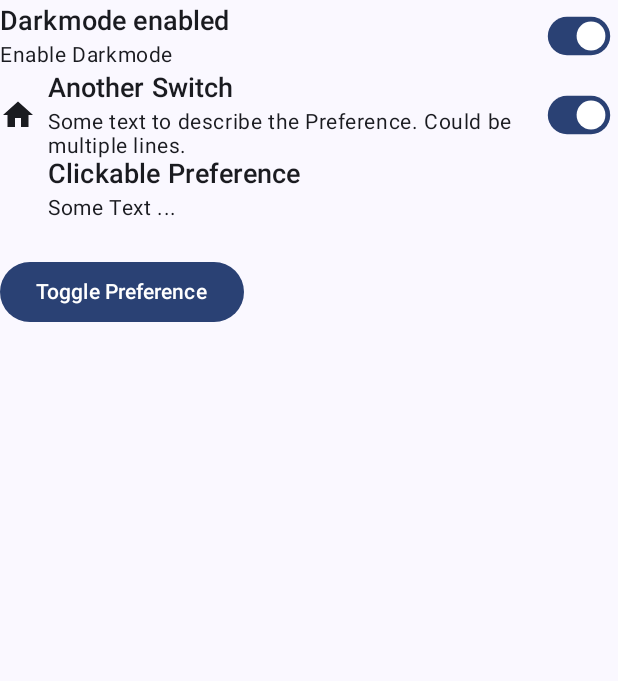
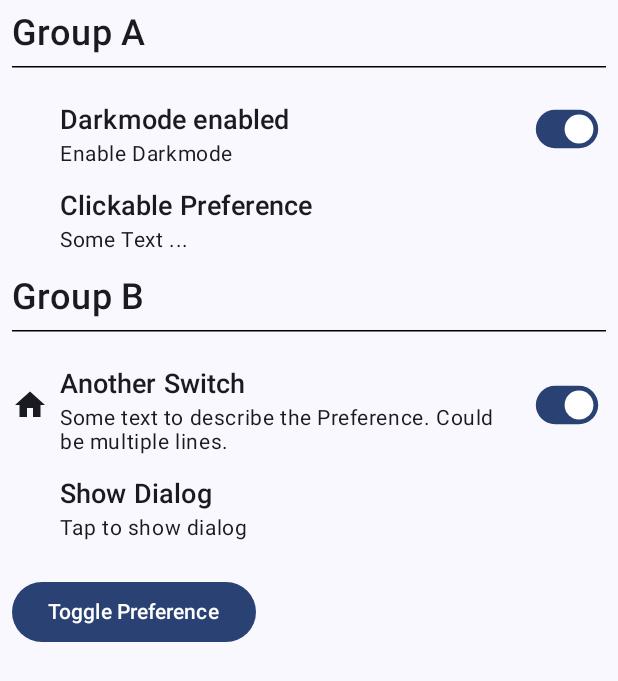
Before and after one commit to VictorRotha/ComposePreferences, an Android app built with Jetpack Compose: the screen it shows after launch (MainActivity), on a phone screen of 412 x 824 dp. Shown: the top 681 px of the screen. Run offline under Robolectric (Android 15) with nearby library versions, the phone set to English and light mode, and no system bars.

Commit message:
DialogTextPreference

```diff
--- a/app/src/main/java/de/victor/composepreferences/preferences/Preference.kt
+++ b/app/src/main/java/de/victor/composepreferences/preferences/Preference.kt
@@ -7,6 +7,7 @@ import androidx.compose.ui.Modifier
 import androidx.datastore.preferences.core.Preferences
 import androidx.datastore.preferences.core.booleanPreferencesKey
 import de.victor.composepreferences.preferences.data.PreferenceData
+import de.victor.composepreferences.preferences.widgets.DialogTextPreferenceWidget
 import de.victor.composepreferences.preferences.widgets.SwitchPreferenceWidget
 import de.victor.composepreferences.preferences.widgets.TextPreferenceWidget
 import kotlinx.coroutines.launch
@@ -29,6 +30,14 @@ fun Preference(
             )
         }
 
+        is PreferenceData.DialogTextPreference -> {
+            DialogTextPreferenceWidget(
+                modifier = modifier,
+                data = data
+            )
+
+        }
+
         is PreferenceData.SwitchPreference -> {
             val key = booleanPreferencesKey(data.key)
             SwitchPreferenceWidget(
@@ -40,6 +49,7 @@ fun Preference(
 
         }
 
+
     }
 
 }
--- a/app/src/main/java/de/victor/composepreferences/preferences/PreferenceGroup.kt
+++ b/app/src/main/java/de/victor/composepreferences/preferences/PreferenceGroup.kt
@@ -66,7 +66,7 @@ fun PreferenceGroup(
                 )
 
                HorizontalDivider(
-                    modifier = Modifier.padding(bottom = 16.dp, top = 8.dp),
+                    modifier = Modifier.padding(bottom = 8.dp, top = 8.dp),
                     thickness = 1.dp,
                     color = Color.Black
                 )
@@ -77,6 +77,7 @@ fun PreferenceGroup(
         for (data in preferenceData) {
 
             Preference(
+                modifier = Modifier.padding(top = 8.dp),
                 data = data,
                 preferences = preferences,
                 dataStoreManager = dataStoreManager
--- a/app/src/main/java/de/victor/composepreferences/preferences/PreferenceScreen.kt
+++ b/app/src/main/java/de/victor/composepreferences/preferences/PreferenceScreen.kt
@@ -6,6 +6,7 @@ import androidx.compose.foundation.layout.Column
 import androidx.compose.foundation.layout.Spacer
 import androidx.compose.foundation.layout.fillMaxSize
 import androidx.compose.foundation.layout.height
+import androidx.compose.foundation.layout.padding
 import androidx.compose.material.icons.Icons
 import androidx.compose.material.icons.filled.Home
 import androidx.compose.material3.Button
@@ -41,24 +42,45 @@ fun PreferenceScreen(
 
     val prefs by dataStoreManager.preferenceFlow.collectAsState(null)
 
-    Column(modifier = modifier.fillMaxSize()) {
+    Column(modifier = modifier
+        .fillMaxSize()
+        .padding(8.dp)) {
 
-        Preference(
-            data = PreferenceData.SwitchPreference(
+        PreferenceGroup(
+            title = "Group A",
+            preferences = prefs,
+            dataStoreManager = dataStoreManager,
+            preferenceData = listOf(
+                PreferenceData.SwitchPreference(
                     commons = PreferenceData.Commons(
                         title = "Darkmode enabled",
                         summary = "Enable Darkmode",
+                        iconSpaceReserved = true
 
                     ),
                     key = KEY_ONE,
                     default = true,
                 ),
-            preferences = prefs,
-            dataStoreManager = dataStoreManager
+                PreferenceData.TextPreference(
+                    commons = PreferenceData.Commons(
+                        title = "Clickable Preference",
+                        summary = "Some Text ...",
+                        iconSpaceReserved = true,
+                    ),
+
+                    onClick = { Log.d("PreferenceScreen2",  "onClick Text Preference!")}
+                ),
             )
 
-        Preference(
-            data = PreferenceData.SwitchPreference(
+        )
+
+        PreferenceGroup(
+            modifier = Modifier.padding(top = 16.dp),
+            title = "Group B",
+            preferences = prefs,
+            dataStoreManager = dataStoreManager,
+            preferenceData = listOf(
+                PreferenceData.SwitchPreference(
                     commons = PreferenceData.Commons(
                         title = "Another Switch",
                         summary = "Some text to describe the Preference. Could be multiple lines.",
@@ -68,24 +90,21 @@ fun PreferenceScreen(
                     key = KEY_TWO,
                     default = true,
                     ),
-            preferences = prefs,
-            dataStoreManager = dataStoreManager
+
+                PreferenceData.DialogTextPreference(
+                    commons = PreferenceData.Commons(
+                        title = "Show Dialog",
+                        summary = "Tap to show dialog",
+                        iconSpaceReserved = true
+                    ),
+                    dialogTitle = "Title",
+                    dialogText = "Text",
+                    dialogButtonText = "Confirm",
+                    onConfirm = { Log.d("PreferenceScreen2", "PreferenceScreen: Confirmed!") }
+                    ),
+                )
         )
 
-        Preference(
-            data = PreferenceData.TextPreference(
-                commons = PreferenceData.Commons(
-                    title = "Clickable Preference",
-                    summary = "Some Text ...",
-                    iconSpaceReserved = true,
-                ),
-
-                onClick = { Log.d("PreferenceScreen2",  "onClick Text Preference!")}
-            ),
-            preferences = prefs,
-            dataStoreManager = dataStoreManager
-
-        )
 
         Spacer(modifier = Modifier.height(24.dp))
 
@@ -100,7 +119,6 @@ fun PreferenceScreen(
         }) {
             Text(text = "Toggle Preference")
 
-
         }
     }
 
--- a/app/src/main/java/de/victor/composepreferences/preferences/data/PreferenceData.kt
+++ b/app/src/main/java/de/victor/composepreferences/preferences/data/PreferenceData.kt
@@ -26,4 +26,13 @@ sealed class PreferenceData(
         val key: String,
         val default : Boolean = false,
     ) : PreferenceData(commons = commons)
+
+    data class DialogTextPreference(
+        override val commons: Commons,
+        val dialogTitle : String,
+        val dialogText: String,
+        val dialogButtonText: String,
+        val onConfirm : () -> Unit
+    ) : PreferenceData(commons = commons)
+
 }
```
Also changed, not shown: app/src/main/java/de/victor/composepreferences/preferences/widgets/DialogTextPreferenceWidget.kt (added, +75 -0 lines). Lines whose indentation alone changed are shown as unchanged.
